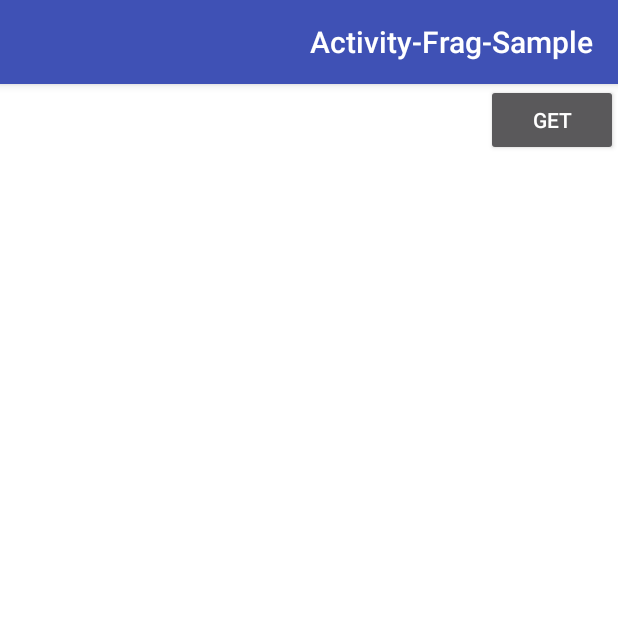
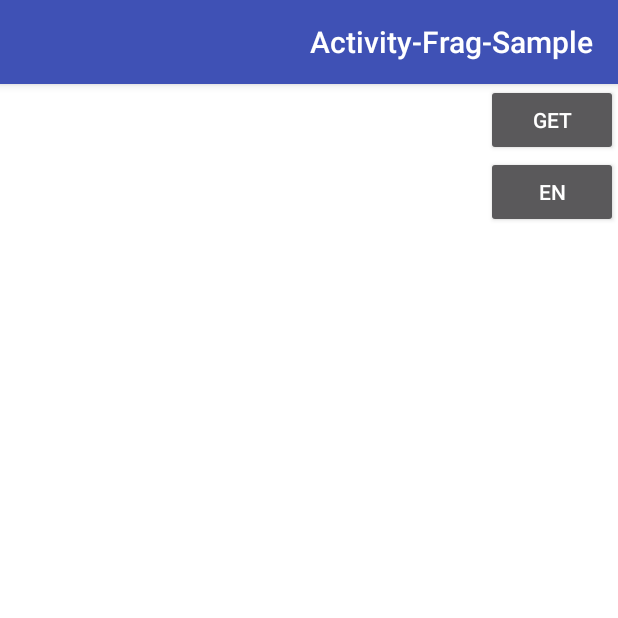
Before and after one commit to amitsahni/manager, an Android app: the SecondActivity screen opened directly, with no data from a screen before it, after a tap on "GET", on a phone screen of 412 x 824 dp, the top half of it. Run offline under Robolectric (Android 15) with nearby library versions, the phone set to English and light mode, and no system bars; our stand-ins replace ButterKnife.

Commit message:
Language issue fixed

```diff
--- a/activityfrag/src/main/java/com/activityutil/activity/activity/LanguageContextWrapper.java
+++ b/activityfrag/src/main/java/com/activityutil/activity/activity/LanguageContextWrapper.java
@@ -5,6 +5,7 @@ import android.content.Context;
 import android.content.ContextWrapper;
 import android.content.Intent;
 import android.content.res.Configuration;
+import android.content.res.Resources;
 import android.os.Build;
 import android.support.v4.content.LocalBroadcastManager;
 
@@ -22,27 +23,27 @@ public class LanguageContextWrapper extends ContextWrapper {
         super(base);
     }
 
-    @SuppressWarnings("deprecation")
     static ContextWrapper wrap(Context context, String language) {
         return wrap(context, language, false);
     }
 
-    @SuppressWarnings("deprecation")
     public static ContextWrapper wrap(Context context, String language, boolean isBroadCast) {
-        Configuration config = context.getResources().getConfiguration();
         if (!language.equals("")) {
             Locale locale = new Locale(language);
             Locale.setDefault(locale);
             if (Build.VERSION.SDK_INT >= Build.VERSION_CODES.N) {
-                setSystemLocale(config, locale);
+                Configuration configuration = context.getResources().getConfiguration();
+                configuration.setLocale(locale);
+                configuration.setLayoutDirection(locale);
+                context.createConfigurationContext(configuration);
             } else {
-                setSystemLocaleLegacy(config, locale);
-            }
-            if (Build.VERSION.SDK_INT >= Build.VERSION_CODES.JELLY_BEAN_MR1) {
-                config.setLayoutDirection(locale);
-                context = context.createConfigurationContext(config);
-            } else {
-                context.getResources().updateConfiguration(config, context.getResources().getDisplayMetrics());
+                Resources resources = context.getResources();
+                Configuration configuration = context.getResources().getConfiguration();
+                configuration.locale = locale;
+                if (Build.VERSION.SDK_INT >= Build.VERSION_CODES.JELLY_BEAN_MR1) {
+                    configuration.setLayoutDirection(locale);
+                }
+                resources.updateConfiguration(configuration, resources.getDisplayMetrics());
             }
             if (isBroadCast)
                 LocalBroadcastManager.getInstance(context).sendBroadcast(new Intent(Constants.getActionBroadcastLanguageChanged()));
--- a/activityfrag/src/main/java/com/activityutil/activity/application/BaseApplication.java
+++ b/activityfrag/src/main/java/com/activityutil/activity/application/BaseApplication.java
@@ -91,7 +91,8 @@ public class BaseApplication extends Application implements Application.Activity
 
     public IntentFilter getFilter() {
         if (filter == null) {
-            filter = new IntentFilter(Constants.getActionBroadcastNetworkChanged());
+            filter = new IntentFilter();
+            filter.addAction(Constants.getActionBroadcastNetworkChanged());
         }
         return filter;
     }
--- a/app/src/main/java/test/activity/SecondActivity.java
+++ b/app/src/main/java/test/activity/SecondActivity.java
@@ -20,12 +20,16 @@ public class SecondActivity extends BaseAppCompatActivity {
     @BindView(R.id.button)
     Button getBtn;
 
+    @BindView(R.id.button1)
+    Button chnageLanguage;
+
 
     @Override
     protected void initUI() {
         setContentView(R.layout.activity_main);
         ButterKnife.bind(this);
         getBtn.setOnClickListener(this);
+        chnageLanguage.setOnClickListener(this);
         Log.i(getLocalClassName(),"Default Language =" + Locale.getDefault().getLanguage());
     }
 
@@ -36,6 +40,10 @@ public class SecondActivity extends BaseAppCompatActivity {
 //            ActivityManager.with(this, ActivityParam.ActivityType.FINISH)
 //                    .build();
             LanguageContextWrapper.wrap(this, "ar", true);
+        } if (id == R.id.button1) {
+//            ActivityManager.with(this, ActivityParam.ActivityType.FINISH)
+//                    .build();
+            LanguageContextWrapper.wrap(this, "en", true);
         } else {
             Log.i(getLocalClassName(), "No clickHandled");
         }
--- a/app/src/main/res/layout/activity_main.xml
+++ b/app/src/main/res/layout/activity_main.xml
@@ -12,4 +12,10 @@
         android:layout_height="wrap_content"
         android:text="Get" />
 
+    <Button
+        android:id="@+id/button1"
+        android:layout_width="wrap_content"
+        android:layout_height="wrap_content"
+        android:text="En" />
+
 </LinearLayout>
```
